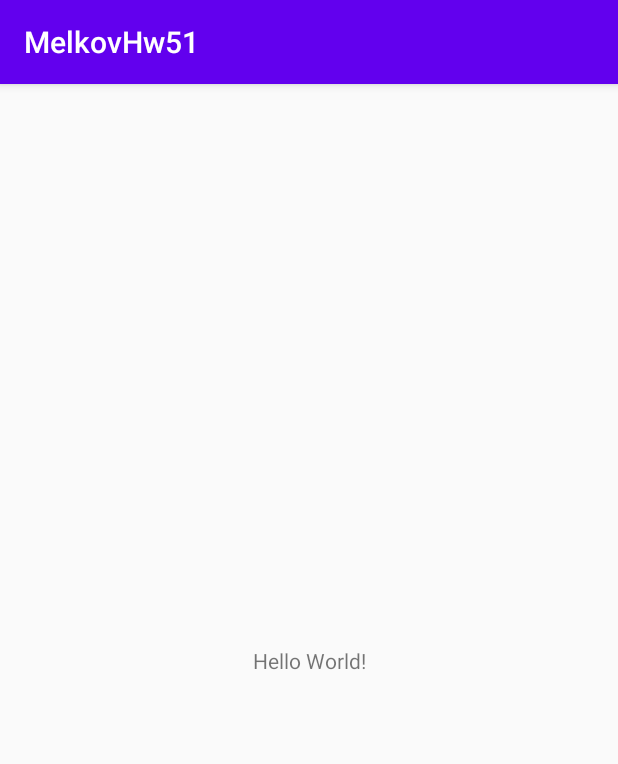
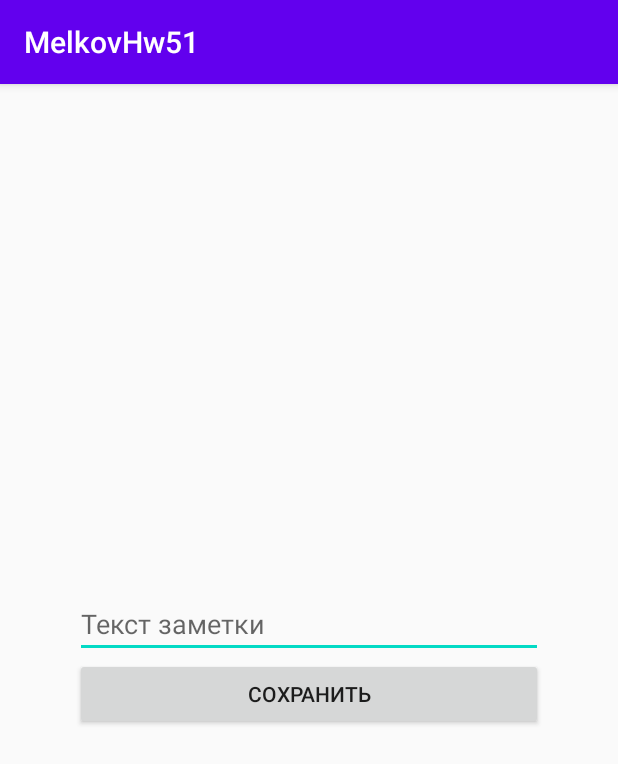
Before and after one commit to daMelkov/android51, an Android app: the screen it shows after launch (MainActivity), on a phone screen of 412 x 824 dp. Shown: the top 764 px of the screen. Run offline under Robolectric (Android 15) with nearby library versions, the phone set to English and light mode, and no system bars.

```diff
--- a/app/src/main/java/ru/startandroid/develop/melkovhw51/MainActivity.java
+++ b/app/src/main/java/ru/startandroid/develop/melkovhw51/MainActivity.java
@@ -2,13 +2,56 @@ package ru.startandroid.develop.melkovhw51;
 
 import androidx.appcompat.app.AppCompatActivity;
 
+import android.content.SharedPreferences;
 import android.os.Bundle;
+import android.view.View;
+import android.widget.Button;
+import android.widget.EditText;
+import android.widget.Toast;
 
 public class MainActivity extends AppCompatActivity {
+    private static final String NOTE_TEXT = "note_text";
+
+    private EditText mInputNote;
+    private Button mBtnSaveNote;
+
+    private SharedPreferences myNoteSharedPref;
 
     @Override
     protected void onCreate(Bundle savedInstanceState) {
         super.onCreate(savedInstanceState);
         setContentView(R.layout.activity_main);
+
+        initViews();
+        getDateFromSharedPref();
+    }
+
+    private void initViews() {
+        /* Note description */
+        mInputNote = findViewById(R.id.inputNote);
+
+        /* Preferences */
+        myNoteSharedPref = getSharedPreferences("MyNote", MODE_PRIVATE);
+
+        /* Save */
+        mBtnSaveNote = findViewById(R.id.btnSaveNote);
+        mBtnSaveNote.setOnClickListener(new View.OnClickListener() {
+            @Override
+            public void onClick(View view) {
+                SharedPreferences.Editor myEditor = myNoteSharedPref.edit();
+
+                String noteTxt = mInputNote.getText().toString();
+
+                myEditor.putString(NOTE_TEXT, noteTxt);
+                myEditor.apply();
+
+                Toast.makeText(MainActivity.this, getString(R.string.data_saved), Toast.LENGTH_LONG).show();
+            }
+        });
+    }
+
+    private void getDateFromSharedPref(){
+        String noteTxt = myNoteSharedPref.getString(NOTE_TEXT, "");
+        mInputNote.setText(noteTxt);
     }
 }
--- a/app/src/main/res/layout/activity_main.xml
+++ b/app/src/main/res/layout/activity_main.xml
@@ -1,18 +1,25 @@
 <?xml version="1.0" encoding="utf-8"?>
-<androidx.constraintlayout.widget.ConstraintLayout xmlns:android="http://schemas.android.com/apk/res/android"
-    xmlns:app="http://schemas.android.com/apk/res-auto"
+<LinearLayout xmlns:android="http://schemas.android.com/apk/res/android"
     xmlns:tools="http://schemas.android.com/tools"
     android:layout_width="match_parent"
     android:layout_height="match_parent"
+    android:gravity="center_vertical"
+    android:orientation="vertical"
+    android:padding="50dp"
     tools:context=".MainActivity">
 
-    <TextView
-        android:layout_width="wrap_content"
+    <EditText
+        android:id="@+id/inputNote"
+        android:layout_width="match_parent"
         android:layout_height="wrap_content"
-        android:text="Hello World!"
-        app:layout_constraintBottom_toBottomOf="parent"
-        app:layout_constraintLeft_toLeftOf="parent"
-        app:layout_constraintRight_toRightOf="parent"
-        app:layout_constraintTop_toTopOf="parent" />
+        android:autofillHints=""
+        android:hint="@string/note"
+        android:inputType="text" />
 
-</androidx.constraintlayout.widget.ConstraintLayout>
+    <Button
+        android:id="@+id/btnSaveNote"
+        android:layout_width="match_parent"
+        android:layout_height="wrap_content"
+        android:text="@string/save" />
+
+</LinearLayout>
--- a/app/src/main/res/values/strings.xml
+++ b/app/src/main/res/values/strings.xml
@@ -1,3 +1,6 @@
 <resources>
     <string name="app_name">MelkovHw51</string>
+    <string name="save">Сохранить</string>
+    <string name="note">Текст заметки</string>
+    <string name="data_saved">Данные сохранены</string>
 </resources>
```
